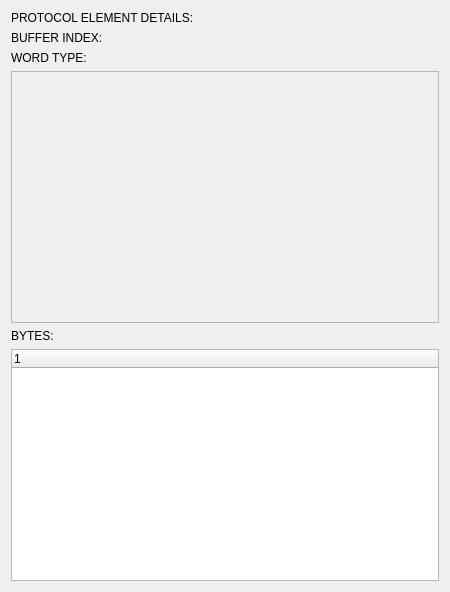
Before: the Qt Designer form src/GUI/PinTracerUI/forms/ProtocolBufferElementVisualization.ui in h3xduck/TaintBlade, drawn with Qt 5.
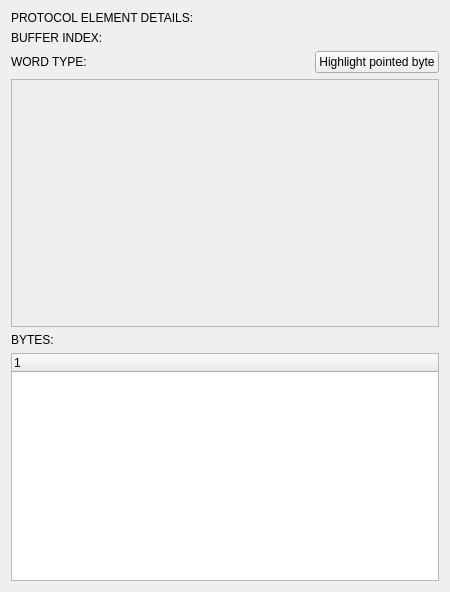
After: the same form once the commit is applied.

Commit message: Added pointer field pointed byte visualization and highlighting, solved bugs loading protocol. Finished protocol buffer element visualization widget

The edit to the form file:
```diff
--- a/src/GUI/PinTracerUI/forms/ProtocolBufferElementVisualization.ui
+++ b/src/GUI/PinTracerUI/forms/ProtocolBufferElementVisualization.ui
@@ -42,6 +42,8 @@
     </widget>
    </item>
    <item>
+    <layout class="QHBoxLayout" name="horizontalLayout_2">
+     <item>
     <widget class="QLabel" name="wordTypeLabel">
      <property name="text">
       <string>WORD TYPE: </string>
@@ -49,6 +51,21 @@
     </widget>
    </item>
    <item>
+      <widget class="QPushButton" name="pointedByteButton">
+       <property name="sizePolicy">
+        <sizepolicy hsizetype="Fixed" vsizetype="Fixed">
+         <horstretch>0</horstretch>
+         <verstretch>0</verstretch>
+        </sizepolicy>
+       </property>
+       <property name="text">
+        <string>Highlight pointed byte</string>
+       </property>
+      </widget>
+     </item>
+    </layout>
+   </item>
+   <item>
     <widget class="QScrollArea" name="scrollArea">
      <property name="widgetResizable">
       <bool>true</bool>
@@ -59,7 +76,7 @@
         <x>0</x>
         <y>0</y>
         <width>430</width>
-        <height>244</height>
+        <height>239</height>
        </rect>
       </property>
      </widget>
```
Lines whose indentation alone changed are shown as unchanged. The commit also changes 32 other files.
